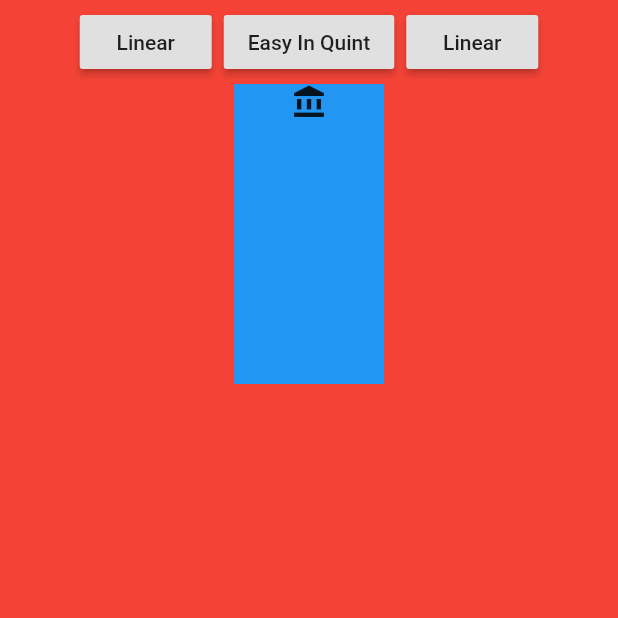
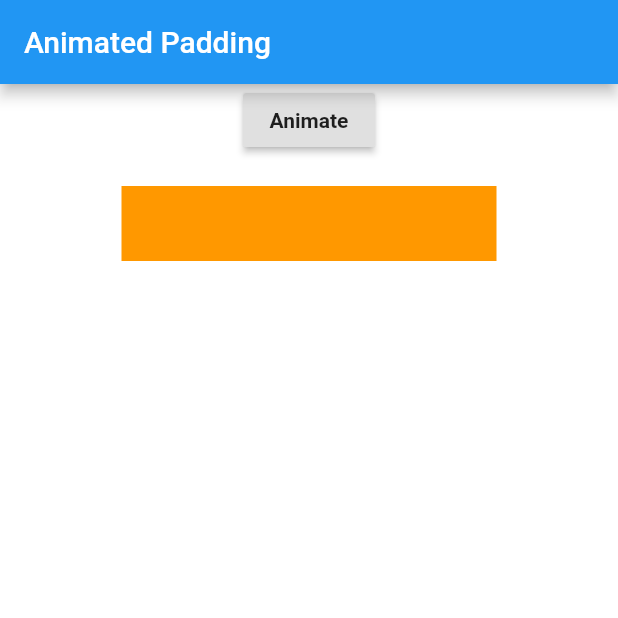
Before and after one commit to flutterflytech/flutter-canvas, a Flutter app: the ImpliciteAnimationUI screen opened directly, on a phone screen of 412 x 824 dp, the top half of it. Run offline on Flutter 3.47's test engine with Material 2 defaults, Android fonts, the phone set to English and light mode, and no system bars; our stand-ins replace fluttertoast.

Commit message:
Code for AnimatedPadding was added

```diff
--- a/lib/animatedcanvas/impliciteanimations/ImpliciteAnimation.dart
+++ b/lib/animatedcanvas/impliciteanimations/ImpliciteAnimation.dart
@@ -22,13 +22,17 @@ class ImpliciteAnimationUI extends StatefulWidget {
 class _ImpliciteAnimationUIState extends State<ImpliciteAnimationUI> {
   Curve _curveName;
   bool selected = false;
+  double padValue = 0.0;
 
   @override
   Widget build(BuildContext context) {
     return SafeArea(
         child: Scaffold(
+      appBar: AppBar(
+        title: Text("Animated Padding"),
+      ),
       body: Container(
-          color: Colors.red,
+        color: Colors.white,
         height: MediaQuery.of(context).size.height * 1,
         width: MediaQuery.of(context).size.width * 1,
         child: Column(
@@ -36,66 +40,40 @@ class _ImpliciteAnimationUIState extends State<ImpliciteAnimationUI> {
             Row(
               mainAxisAlignment: MainAxisAlignment.center,
               children: [
-                  Padding(
-                    padding: const EdgeInsets.all(4.0),
-                    child: RaisedButton(
+                RaisedButton(
                   onPressed: () {
                     setState(() {
-                          if (selected) {
-                            selected = false;
+                      if (padValue != 150.0) {
+                        padValue = 150.0;
                       } else {
-                            selected = true;
+                        padValue = 0;
                       }
-                          _curveName = Curves.easeIn;
-                          // print("Curve Name $_curveName $selected");
+                      print(padValue);
                     });
                   },
-                      child: Text("Linear"),
-                    ),
-                  ),
-                  Padding(
-                    padding: const EdgeInsets.all(4.0),
-                    child: RaisedButton(
-                      onPressed: () {
-                        setState(() {
-                          if (selected) {
-                            selected = false;
-                          } else {
-                            selected = true;
-                          }
-                          _curveName = Curves.fastOutSlowIn;
-                          // print("Curve Name $_curveName $selected");
-                        });
-                      },
-                      child: Text("Easy In Quint"),
-                    ),
-                  ),
-                  Padding(
-                    padding: const EdgeInsets.all(4.0),
-                    child: RaisedButton(
-                      onPressed: () {},
-                      child: Text("Linear"),
+                  child: Text(
+                    "Animate",
+                    style: TextStyle(fontWeight: FontWeight.bold),
                   ),
                 ),
               ],
             ),
-              AnimatedContainer(
-                  width: selected ? 200.0 : 100.0,
-                  height: selected ? 100.0 : 200.0,
-                  color: selected ? Colors.white : Colors.blue,
-                  alignment: selected
-                      ? Alignment.center
-                      : AlignmentDirectional.topCenter,
+            SizedBox(
+              height: 20,
+            ),
+            AnimatedPadding(
+              padding: EdgeInsets.all(padValue),
               duration: Duration(seconds: 2),
-                  curve: Curves.decelerate,
-                  onEnd: () {
-                    print(_curveName);
-                  },
-                  child: Icon(Icons.account_balance)),
+              curve: Curves.linear,
+              child: Container(
+                height: 50,
+                width: 250,
+                color: Colors.orange,
+              ),
+            )
           ],
         ),
       ),
-      ),
-    );
+    ));
   }
 }
```
Lines whose indentation alone changed are shown as unchanged.
